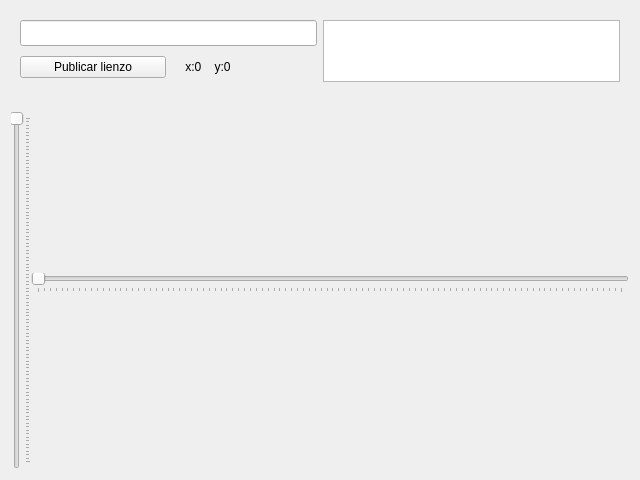
Sarina20Lives/Lienzo2D_200915291, file Editor/areagrafica.ui: the form before one commit.
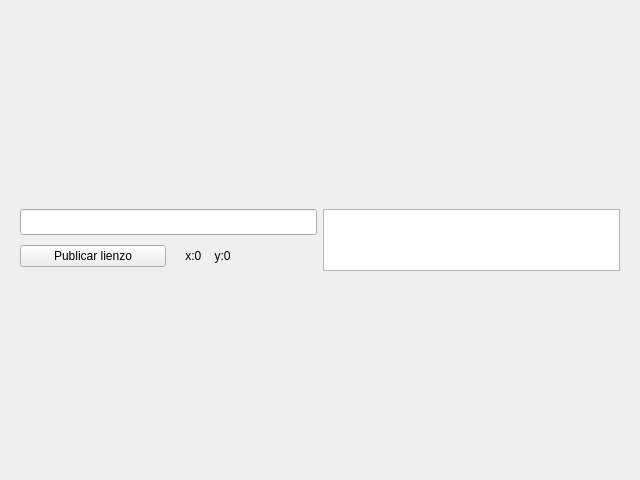
The form after the commit.

Patch:
```diff
--- a/Editor/areagrafica.ui
+++ b/Editor/areagrafica.ui
@@ -62,51 +62,6 @@
      </layout>
     </widget>
    </item>
-   <item>
-    <layout class="QHBoxLayout" name="horizontalLayout_2">
-     <property name="spacing">
-      <number>0</number>
-     </property>
-     <item>
-      <layout class="QVBoxLayout" name="verticalLayout">
-       <item>
-        <widget class="QLabel" name="label">
-         <property name="text">
-          <string/>
-         </property>
-        </widget>
-       </item>
-       <item>
-        <widget class="QSlider" name="ejeVertical">
-         <property name="orientation">
-          <enum>Qt::Vertical</enum>
-         </property>
-         <property name="invertedAppearance">
-          <bool>true</bool>
-         </property>
-         <property name="tickPosition">
-          <enum>QSlider::TicksBelow</enum>
-         </property>
-        </widget>
-       </item>
-      </layout>
-     </item>
-     <item>
-      <layout class="QVBoxLayout" name="verticalLayout_2">
-       <item>
-        <widget class="QSlider" name="ejeHorizontal">
-         <property name="orientation">
-          <enum>Qt::Horizontal</enum>
-         </property>
-         <property name="tickPosition">
-          <enum>QSlider::TicksBelow</enum>
-         </property>
-        </widget>
-       </item>
-      </layout>
-     </item>
-    </layout>
-   </item>
   </layout>
  </widget>
  <resources/>
```
